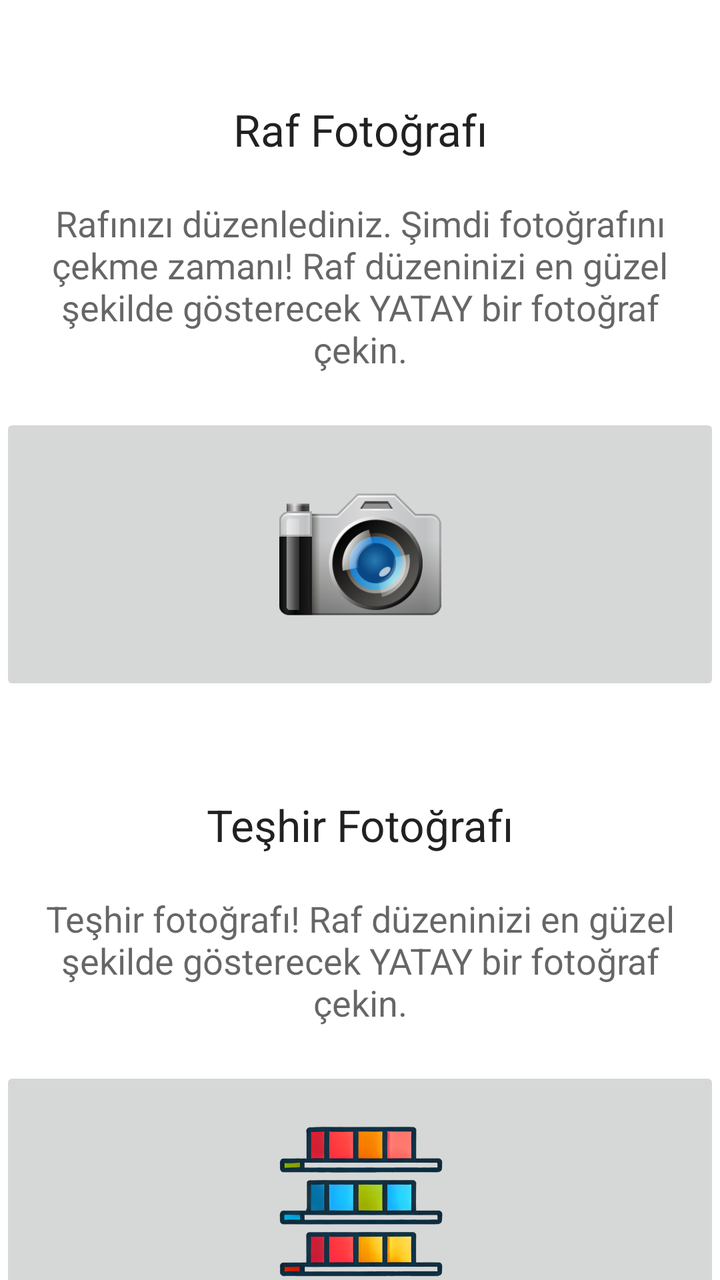
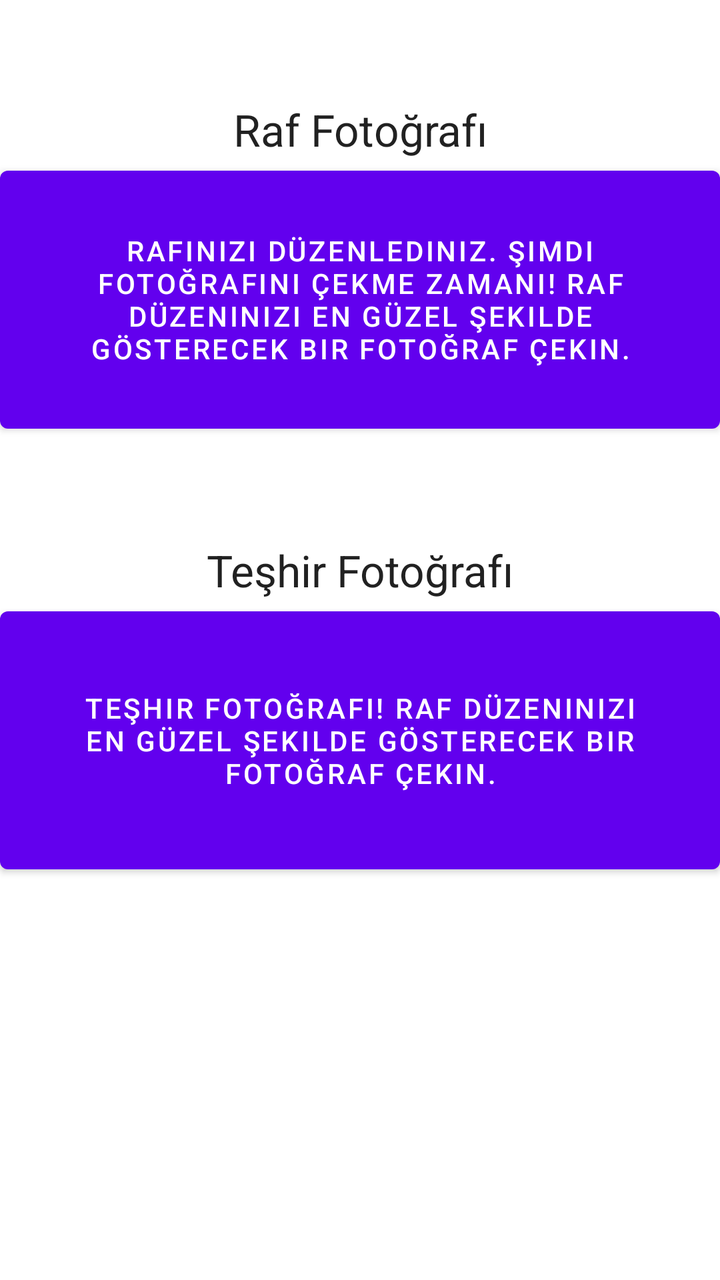

Two renders of the same Android screen: before a commit and after it. Below are the layout's source before the change and the commit's diff.
<!-- AndroidManifest.xml: fallback theme Theme.MaterialComponents.DayNight.NoActionBar -->
<!-- res/layout/shopvitrinecamera.xml -->
<LinearLayout android:orientation="vertical" android:layout_width="fill_parent" android:layout_height="fill_parent" xmlns:android="http://schemas.android.com/apk/res/android"><TextView android:text="Raf Fotoğrafı" android:textAppearance="?android:attr/textAppearanceLarge" android:layout_width="match_parent" android:layout_height="wrap_content" android:textAlignment="inherit" android:gravity="center_horizontal" android:paddingTop="50dp" /><TextView android:text="Rafınızı düzenlediniz. Şimdi fotoğrafını çekme zamanı! Raf düzeninizi en güzel şekilde gösterecek YATAY bir fotoğraf çekin." android:textAppearance="?android:attr/textAppearanceMedium" android:layout_width="match_parent" android:layout_height="wrap_content" android:padding="20dp" android:gravity="center_horizontal" /><ImageButton android:layout_width="match_parent" android:layout_height="141.0dp" android:id="@+id/ShopVitrineCamera_btnTakePhoto" android:padding="30dp" android:scaleType="fitCenter" android:src="@drawable/camera" android:contentDescription="description" /><TextView android:text="Teşhir Fotoğrafı" android:textAppearance="?android:attr/textAppearanceLarge" android:layout_width="match_parent" android:layout_height="wrap_content" android:textAlignment="inherit" android:gravity="center_horizontal" android:paddingTop="50dp" /><TextView android:text="Teşhir fotoğrafı! Raf düzeninizi en güzel şekilde gösterecek YATAY bir fotoğraf çekin." android:textAppearance="?android:attr/textAppearanceMedium" android:layout_width="match_parent" android:layout_height="wrap_content" android:padding="20dp" android:gravity="center_horizontal" /><ImageButton android:layout_width="match_parent" android:layout_height="141.0dp" android:id="@+id/DisplayCamera_btnTakePhoto" android:padding="30dp" android:scaleType="fitCenter" android:src="@drawable/displayicon" android:contentDescription="description" /></LinearLayout>
<!-- resources referenced by this layout -->
<resources>
  <!-- drawable camera: png bitmap (drawable, 30179 bytes) -->
  <!-- drawable displayicon: png bitmap (drawable, 89303 bytes) -->
  <style name="Theme.MaterialComponents.DayNight.NoActionBar" parent="Theme.MaterialComponents.NoActionBar" />
</resources>

<!-- the commit's change to res/layout/shopvitrinecamera.xml (unified diff, before → after) -->
@@ -1 +1 @@
-<LinearLayout android:orientation="vertical" android:layout_width="fill_parent" android:layout_height="fill_parent" xmlns:android="http://schemas.android.com/apk/res/android"><TextView android:text="Raf Fotoğrafı" android:textAppearance="?android:attr/textAppearanceLarge" android:layout_width="match_parent" android:layout_height="wrap_content" android:textAlignment="inherit" android:gravity="center_horizontal" android:paddingTop="50dp" /><TextView android:text="Rafınızı düzenlediniz. Şimdi fotoğrafını çekme zamanı! Raf düzeninizi en güzel şekilde gösterecek YATAY bir fotoğraf çekin." android:textAppearance="?android:attr/textAppearanceMedium" android:layout_width="match_parent" android:layout_height="wrap_content" android:padding="20dp" android:gravity="center_horizontal" /><ImageButton android:layout_width="match_parent" android:layout_height="141.0dp" android:id="@+id/ShopVitrineCamera_btnTakePhoto" android:padding="30dp" android:scaleType="fitCenter" android:src="@drawable/camera" android:contentDescription="description" /><TextView android:text="Teşhir Fotoğrafı" android:textAppearance="?android:attr/textAppearanceLarge" android:layout_width="match_parent" android:layout_height="wrap_content" android:textAlignment="inherit" android:gravity="center_horizontal" android:paddingTop="50dp" /><TextView android:text="Teşhir fotoğrafı! Raf düzeninizi en güzel şekilde gösterecek YATAY bir fotoğraf çekin." android:textAppearance="?android:attr/textAppearanceMedium" android:layout_width="match_parent" android:layout_height="wrap_content" android:padding="20dp" android:gravity="center_horizontal" /><ImageButton android:layout_width="match_parent" android:layout_height="141.0dp" android:id="@+id/DisplayCamera_btnTakePhoto" android:padding="30dp" android:scaleType="fitCenter" android:src="@drawable/displayicon" android:contentDescription="description" /></LinearLayout>
+<LinearLayout android:orientation="vertical" android:layout_width="fill_parent" android:layout_height="fill_parent" xmlns:android="http://schemas.android.com/apk/res/android"><TextView android:text="Raf Fotoğrafı" android:textAppearance="?android:attr/textAppearanceLarge" android:layout_width="match_parent" android:layout_height="wrap_content" android:textAlignment="inherit" android:gravity="center_horizontal" android:paddingTop="50dp" /><Button android:layout_width="match_parent" android:layout_height="141.0dp" android:id="@+id/ShopVitrineCamera_btnTakePhoto" android:padding="30dp" android:scaleType="fitCenter" android:text="Rafınızı düzenlediniz. Şimdi fotoğrafını çekme zamanı! Raf düzeninizi en güzel şekilde gösterecek bir fotoğraf çekin." android:contentDescription="description" /><TextView android:text="Teşhir Fotoğrafı" android:textAppearance="?android:attr/textAppearanceLarge" android:layout_width="match_parent" android:layout_height="wrap_content" android:textAlignment="inherit" android:gravity="center_horizontal" android:paddingTop="50dp" /><Button android:id="@+id/DisplayCamera_btnTakePhoto" android:layout_width="match_parent" android:layout_height="141dp" android:padding="30dp" android:gravity="center" android:text="Teşhir fotoğrafı! Raf düzeninizi en güzel şekilde gösterecek bir fotoğraf çekin." android:contentDescription="description" /></LinearLayout>
<!-- resource entries referenced after the edit -->
@@ -1,7 +1,5 @@
 <!-- resources referenced by this layout -->
 <resources>
-  <!-- drawable camera: png bitmap (drawable, 30179 bytes) -->
-  <!-- drawable displayicon: png bitmap (drawable, 89303 bytes) -->
   <style name="Theme.MaterialComponents.DayNight.NoActionBar" parent="Theme.MaterialComponents.NoActionBar" />
 </resources>
 
